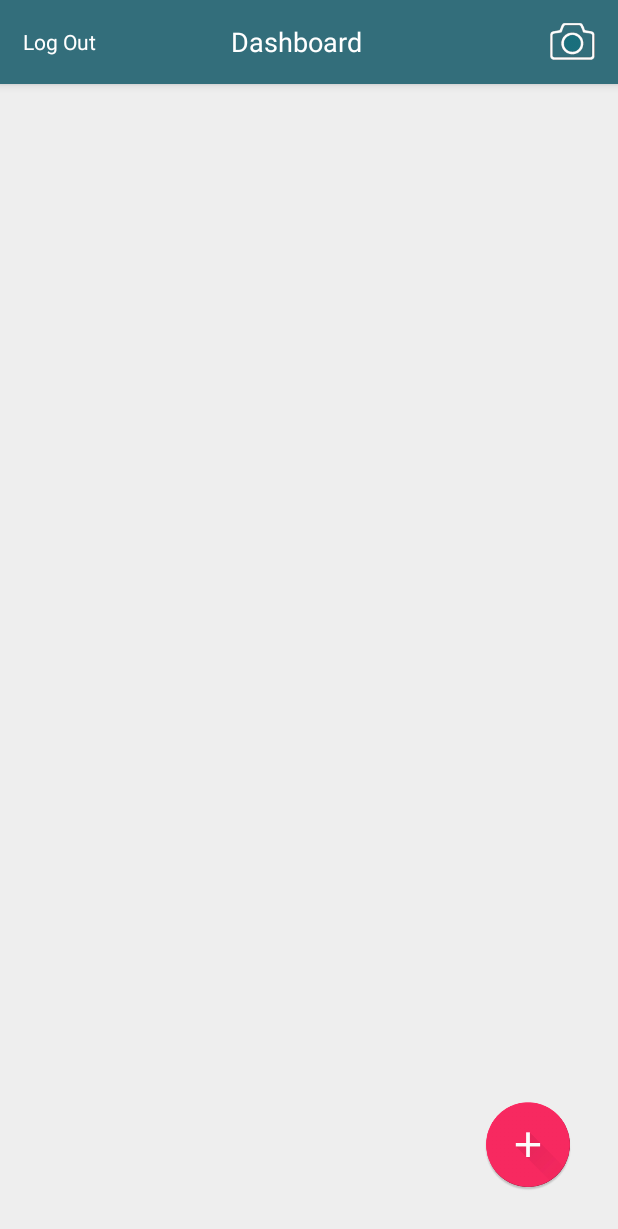
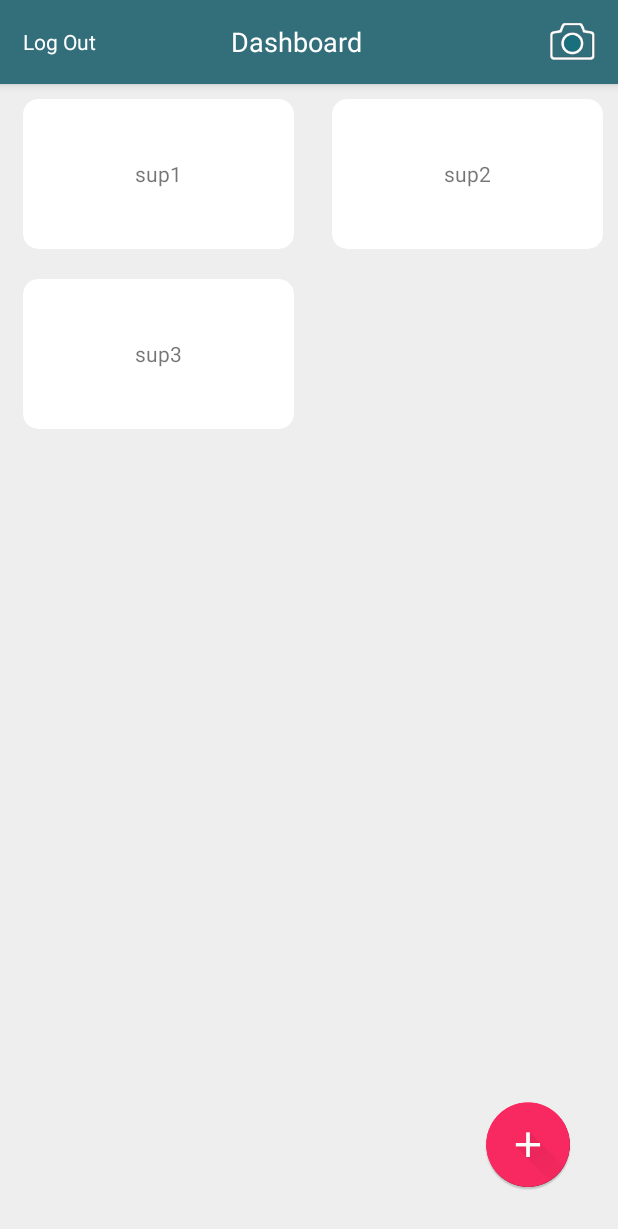
Before and after one commit to kmtmon/android-qr-code-tracking, an Android app: the DashboardActivity screen opened directly, with no data from a screen before it, on a phone screen of 412 x 824 dp. Shown: the top 1229 px of the screen. Run offline under Robolectric (Android 15) with nearby library versions, the phone set to English and light mode, and no system bars; our stand-ins replace data binding.

Commit message:
added dashboard product adapter

```diff
--- a/app/build.gradle
+++ b/app/build.gradle
@@ -51,6 +51,7 @@ dependencies {
     implementation 'io.reactivex.rxjava2:rxandroid:2.0.1'
     implementation 'io.reactivex.rxjava2:rxjava:2.1.6'
     implementation "com.android.support:design:$supportLibraryVersion"
+    compile "com.android.support:cardview-v7:$supportLibraryVersion"
 }
 
 apply plugin: 'com.google.gms.google-services'
--- a/app/src/main/java/com/example/mon/qrcodetrackingsystem/modules/dashboard/view/activity/DashboardActivity.java
+++ b/app/src/main/java/com/example/mon/qrcodetrackingsystem/modules/dashboard/view/activity/DashboardActivity.java
@@ -5,10 +5,18 @@ import android.content.Context;
 import android.content.Intent;
 import android.databinding.DataBindingUtil;
 import android.os.Bundle;
+import android.support.v7.widget.GridLayoutManager;
+import android.support.v7.widget.LinearLayoutManager;
+import android.support.v7.widget.RecyclerView;
 
 import com.example.mon.qrcodetrackingsystem.R;
 import com.example.mon.qrcodetrackingsystem.base.BaseActivity;
 import com.example.mon.qrcodetrackingsystem.databinding.ActivityDashboardBinding;
+import com.example.mon.qrcodetrackingsystem.modules.dashboard.view.adapter.DashboardProductAdapter;
+
+import java.util.ArrayList;
+import java.util.Arrays;
+import java.util.List;
 
 public class DashboardActivity extends BaseActivity {
 
@@ -19,11 +27,28 @@ public class DashboardActivity extends BaseActivity {
     }
 
     ActivityDashboardBinding dashboardBinding;
+    private RecyclerView mRecyclerView;
+
+    private DashboardProductAdapter productAdapter;
+    private List<String> productList = new ArrayList<String>();;
 
     @Override
     protected void onCreate(Bundle savedInstanceState) {
         super.onCreate(savedInstanceState);
 
         dashboardBinding = DataBindingUtil.setContentView(DashboardActivity.this, R.layout.activity_dashboard);
+
+        mRecyclerView = dashboardBinding.recyclerView;
+        productList = Arrays.asList("sup1", "sup2", "sup3");
+
+        setUpProductAdapter();
+    }
+
+    private void setUpProductAdapter() {
+        RecyclerView.LayoutManager mLayoutManager = new GridLayoutManager(this, 2);
+        mRecyclerView.setLayoutManager(mLayoutManager);
+
+        productAdapter = new DashboardProductAdapter(productList);
+        mRecyclerView.setAdapter(productAdapter);
     }
 }
--- /dev/null
+++ b/app/src/main/java/com/example/mon/qrcodetrackingsystem/modules/dashboard/view/adapter/DashboardProductAdapter.java
@@ -0,0 +1,54 @@
+package com.example.mon.qrcodetrackingsystem.modules.dashboard.view.adapter;
+
+import android.support.v7.widget.RecyclerView;
+import android.view.LayoutInflater;
+import android.view.View;
+import android.view.ViewGroup;
+
+import com.example.mon.qrcodetrackingsystem.databinding.ItemDashboardProductBinding;
+
+import java.util.List;
+
+/**
+ * Created by mon on 12/7/18.
+ */
+
+public class DashboardProductAdapter extends RecyclerView.Adapter<RecyclerView.ViewHolder> {
+
+    private List<String> mProductList;
+
+    public DashboardProductAdapter(List<String> mProductList) {
+        this.mProductList = mProductList;
+    }
+
+    @Override
+    public RecyclerView.ViewHolder onCreateViewHolder(ViewGroup parent, int viewType) {
+        LayoutInflater inflater = LayoutInflater.from(parent.getContext());
+        RecyclerView.ViewHolder viewHolder = null;
+
+        ItemDashboardProductBinding agentFinderBinding = ItemDashboardProductBinding.inflate(inflater, parent, false);
+        viewHolder = new DashBoardProductViewHolder(agentFinderBinding);
+
+        return viewHolder;
+    }
+
+    @Override
+    public void onBindViewHolder(RecyclerView.ViewHolder holder, int position) {
+        DashBoardProductViewHolder productViewHolder = (DashBoardProductViewHolder)holder;
+        productViewHolder.mBinding.title.setText(mProductList.get(position));
+    }
+
+    @Override
+    public int getItemCount() {
+        return mProductList.size();
+    }
+
+    static class DashBoardProductViewHolder extends RecyclerView.ViewHolder {
+        ItemDashboardProductBinding mBinding;
+
+        DashBoardProductViewHolder(ItemDashboardProductBinding binding) {
+            super(binding.getRoot());
+            this.mBinding = binding;
+        }
+    }
+}
--- a/app/src/main/res/layout/activity_dashboard.xml
+++ b/app/src/main/res/layout/activity_dashboard.xml
@@ -85,6 +85,11 @@
             android:layout_width="match_parent"
             android:layout_height="match_parent">
 
+            <android.support.v7.widget.RecyclerView
+                android:id="@+id/recyclerView"
+                android:layout_width="match_parent"
+                android:layout_height="match_parent"></android.support.v7.widget.RecyclerView>
+
 
             <ImageView
                 android:id="@+id/add"
--- a/app/src/main/res/layout/activity_login.xml
+++ b/app/src/main/res/layout/activity_login.xml
@@ -43,11 +43,14 @@
             <Button
                 android:id="@+id/login"
                 android:text="@string/login"
-                android:layout_width="wrap_content"
+                android:layout_width="match_parent"
                 android:layout_height="wrap_content"
                 android:layout_marginTop="30dp"
-                android:padding="10dp"/>
-
+                android:layout_marginLeft="20dp"
+                android:layout_marginRight="20dp"
+                android:padding="10dp"
+                android:background="@color/yellow"
+                android:textColor="@color/pale_black"/>
 
         </LinearLayout>
 
--- /dev/null
+++ b/app/src/main/res/layout/item_dashboard_product.xml
@@ -0,0 +1,34 @@
+<?xml version="1.0" encoding="utf-8"?>
+<layout xmlns:android="http://schemas.android.com/apk/res/android"
+    xmlns:app="http://schemas.android.com/apk/res-auto">
+    <data/>
+
+    <!--Profile Picture-->
+    <android.support.v7.widget.CardView
+        android:id="@+id/profile_picture_cardView"
+        android:layout_width="match_parent"
+        android:layout_height="100dp"
+        android:layout_marginBottom="10dp"
+        android:layout_marginEnd="10dp"
+        android:layout_marginStart="15dp"
+        android:layout_marginTop="10dp"
+        app:cardCornerRadius="10dp"
+        app:cardElevation="0dp">
+
+        <LinearLayout
+            android:layout_width="match_parent"
+            android:layout_height="match_parent"
+            android:gravity="center">
+
+            <TextView
+                android:id="@+id/title"
+                android:layout_width="wrap_content"
+                android:layout_height="wrap_content"
+                android:text="Test"
+                android:textAlignment="center"/>
+
+        </LinearLayout>
+
+    </android.support.v7.widget.CardView>
+
+</layout>
--- a/app/src/main/res/values/colors.xml
+++ b/app/src/main/res/values/colors.xml
@@ -5,4 +5,6 @@
     <color name="colorAccent">#FF4081</color>
     <color name="pure_white">#FFFFFF</color>
     <color name="pale_white">#EEEEEE</color>
+    <color name="yellow">#E9D460</color>
+    <color name="pale_black">#2C3E50</color>
 </resources>
```
